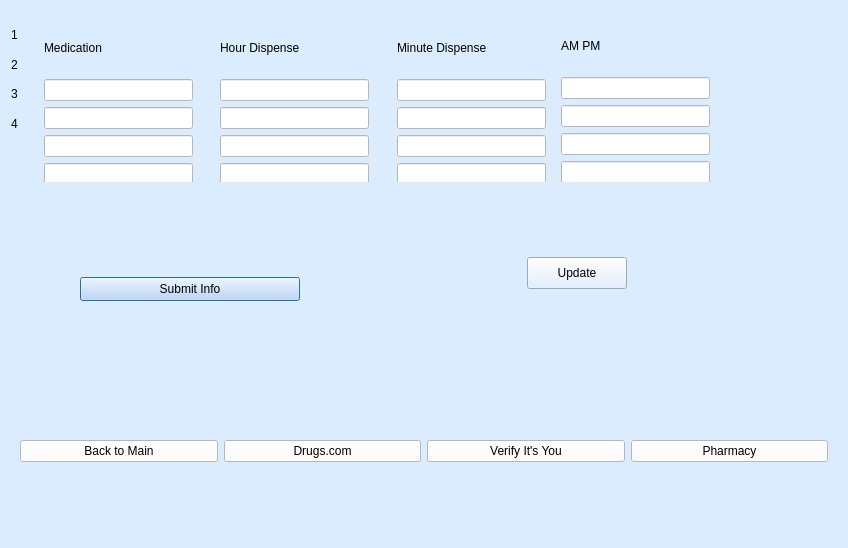
Old version of the form MedInfo.ui in the repository ban2224/capstone_motor.
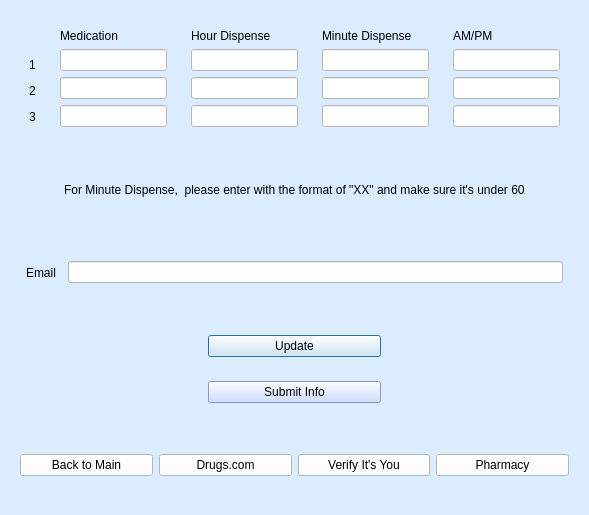
New version of the form.

Diff of the .ui file:
```diff
--- a/MedInfo.ui
+++ b/MedInfo.ui
@@ -6,8 +6,8 @@
    <rect>
     <x>0</x>
     <y>0</y>
-    <width>848</width>
-    <height>548</height>
+    <width>589</width>
+    <height>515</height>
    </rect>
   </property>
   <property name="windowTitle">
@@ -19,20 +19,20 @@
   <layout class="QVBoxLayout" name="verticalLayout_5">
    <item>
     <widget class="QWidget" name="widget_5" native="true">
+     <layout class="QHBoxLayout" name="horizontalLayout">
+      <item>
      <widget class="QWidget" name="widget_4" native="true">
-      <property name="geometry">
-       <rect>
-        <x>0</x>
-        <y>12</y>
-        <width>33</width>
-        <height>112</height>
-       </rect>
+        <property name="styleSheet">
+         <string notr="true">font: 700 italic 14pt &quot;Georgia&quot;;</string>
       </property>
       <layout class="QVBoxLayout" name="verticalLayout_4">
+         <item>
+          <widget class="QWidget" name="widget_22" native="true"/>
+         </item>
        <item>
         <widget class="QLabel" name="label_4">
          <property name="styleSheet">
-          <string notr="true"/>
+            <string notr="true"> font: 700 italic 14pt &quot;Georgia&quot;;</string>
          </property>
          <property name="text">
           <string>1</string>
@@ -42,7 +42,7 @@
        <item>
         <widget class="QLabel" name="label_5">
          <property name="styleSheet">
-          <string notr="true"/>
+            <string notr="true">font: 700 italic 14pt &quot;Georgia&quot;;</string>
          </property>
          <property name="text">
           <string>2</string>
@@ -52,39 +52,23 @@
        <item>
         <widget class="QLabel" name="label_6">
          <property name="styleSheet">
-          <string notr="true"/>
+            <string notr="true">font: 700 italic 14pt &quot;Georgia&quot;;</string>
          </property>
          <property name="text">
           <string>3</string>
          </property>
         </widget>
        </item>
-       <item>
-        <widget class="QLabel" name="label_7">
-         <property name="styleSheet">
-          <string notr="true"/>
-         </property>
-         <property name="text">
-          <string>4</string>
-         </property>
-        </widget>
-       </item>
-      </layout>
-     </widget>
+        </layout>
+       </widget>
+      </item>
+      <item>
      <widget class="QWidget" name="widget" native="true">
-      <property name="geometry">
-       <rect>
-        <x>33</x>
-        <y>12</y>
-        <width>149</width>
-        <height>162</height>
-       </rect>
-      </property>
       <layout class="QVBoxLayout" name="verticalLayout">
        <item>
         <widget class="QLabel" name="label">
          <property name="styleSheet">
-          <string notr="true"/>
+            <string notr="true">font: 700 italic 14pt &quot;Georgia&quot;;</string>
          </property>
          <property name="text">
           <string>Medication</string>
@@ -112,29 +96,16 @@
          </property>
         </widget>
        </item>
-       <item>
-        <widget class="QLineEdit" name="m4">
-         <property name="styleSheet">
-          <string notr="true">background:white</string>
-         </property>
-        </widget>
-       </item>
-      </layout>
-     </widget>
+        </layout>
+       </widget>
+      </item>
+      <item>
      <widget class="QWidget" name="widget_2" native="true">
-      <property name="geometry">
-       <rect>
-        <x>209</x>
-        <y>12</y>
-        <width>149</width>
-        <height>162</height>
-       </rect>
-      </property>
       <layout class="QVBoxLayout" name="verticalLayout_2">
        <item>
         <widget class="QLabel" name="label_2">
          <property name="styleSheet">
-          <string notr="true"/>
+            <string notr="true">font: 700 italic 14pt &quot;Georgia&quot;;</string>
          </property>
          <property name="text">
           <string>Hour Dispense</string>
@@ -162,32 +133,16 @@
          </property>
         </widget>
        </item>
-       <item>
-        <widget class="QLineEdit" name="h4">
-         <property name="styleSheet">
-          <string notr="true">background:white</string>
-         </property>
-         <property name="text">
-          <string/>
-         </property>
-        </widget>
-       </item>
-      </layout>
-     </widget>
+        </layout>
+       </widget>
+      </item>
+      <item>
      <widget class="QWidget" name="widget_3" native="true">
-      <property name="geometry">
-       <rect>
-        <x>386</x>
-        <y>12</y>
-        <width>149</width>
-        <height>162</height>
-       </rect>
-      </property>
       <layout class="QVBoxLayout" name="verticalLayout_3">
        <item>
         <widget class="QLabel" name="label_3">
          <property name="styleSheet">
-          <string notr="true"/>
+            <string notr="true">font: 700 italic 14pt &quot;Georgia&quot;;</string>
          </property>
          <property name="text">
           <string>Minute Dispense</string>
@@ -215,35 +170,19 @@
          </property>
         </widget>
        </item>
-       <item>
-        <widget class="QLineEdit" name="min4">
-         <property name="styleSheet">
-          <string notr="true">background:white</string>
-         </property>
-         <property name="text">
-          <string/>
-         </property>
-        </widget>
-       </item>
-      </layout>
-     </widget>
+        </layout>
+       </widget>
+      </item>
+      <item>
      <widget class="QWidget" name="widget_10" native="true">
-      <property name="geometry">
-       <rect>
-        <x>550</x>
-        <y>10</y>
-        <width>149</width>
-        <height>162</height>
-       </rect>
-      </property>
       <layout class="QVBoxLayout" name="verticalLayout_6">
        <item>
         <widget class="QLabel" name="label_8">
          <property name="styleSheet">
-          <string notr="true"/>
+            <string notr="true">font: 700 italic 14pt &quot;Georgia&quot;;</string>
          </property>
          <property name="text">
-          <string>AM PM</string>
+            <string>AM/PM</string>
          </property>
         </widget>
        </item>
@@ -255,47 +194,109 @@
         </widget>
        </item>
        <item>
-        <widget class="QLineEdit" name="min2_2">
+          <widget class="QLineEdit" name="ap2">
          <property name="styleSheet">
           <string notr="true">background:white</string>
          </property>
         </widget>
        </item>
        <item>
-        <widget class="QLineEdit" name="min3_2">
+          <widget class="QLineEdit" name="ap3">
          <property name="styleSheet">
           <string notr="true">background:white</string>
          </property>
         </widget>
        </item>
+        </layout>
+       </widget>
+      </item>
+     </layout>
+    </widget>
+   </item>
        <item>
-        <widget class="QLineEdit" name="min4_2">
+    <widget class="QWidget" name="widget_19" native="true">
+     <layout class="QHBoxLayout" name="horizontalLayout_6">
+      <item>
+       <widget class="QWidget" name="widget_20" native="true"/>
+      </item>
+      <item>
+       <widget class="QLabel" name="label_10">
          <property name="styleSheet">
-          <string notr="true">background:white</string>
+         <string notr="true">font: 10pt &quot;.AppleSystemUIFont&quot;;</string>
          </property>
          <property name="text">
-          <string/>
+         <string>For Minute Dispense,  please enter with the format of &quot;XX&quot; and make sure it's under 60</string>
          </property>
         </widget>
        </item>
-      </layout>
-     </widget>
-    </widget>
+      <item>
+       <widget class="QWidget" name="widget_21" native="true"/>
+      </item>
+     </layout>
+    </widget>
    </item>
    <item>
-    <widget class="QWidget" name="widget_6" native="true">
+    <widget class="QWidget" name="widget_15" native="true">
      <layout class="QHBoxLayout" name="horizontalLayout_2">
       <item>
+       <widget class="QWidget" name="widget_16" native="true"/>
+      </item>
+      <item>
+       <widget class="QLabel" name="label_9">
+        <property name="styleSheet">
+         <string notr="true">font: 700 italic 14pt &quot;Georgia&quot;;</string>
+        </property>
+        <property name="text">
+         <string>Email</string>
+        </property>
+       </widget>
+      </item>
+      <item>
+       <widget class="QWidget" name="widget_17" native="true"/>
+      </item>
+      <item>
+       <widget class="QLineEdit" name="email">
+        <property name="styleSheet">
+         <string notr="true">background:white</string>
+        </property>
+       </widget>
+      </item>
+      <item>
+       <widget class="QWidget" name="widget_18" native="true"/>
+      </item>
+     </layout>
+    </widget>
+   </item>
+   <item>
+    <widget class="QWidget" name="widget_6" native="true">
+     <layout class="QVBoxLayout" name="verticalLayout_7">
+      <item>
+       <widget class="QWidget" name="widget_8" native="true">
+        <layout class="QHBoxLayout" name="horizontalLayout_5">
+         <item>
+          <widget class="QWidget" name="widget_11" native="true"/>
+         </item>
+         <item>
+          <widget class="QPushButton" name="pushButton">
+           <property name="text">
+            <string>Update</string>
+           </property>
+          </widget>
+         </item>
+         <item>
+          <widget class="QWidget" name="widget_13" native="true"/>
+         </item>
+        </layout>
+       </widget>
+      </item>
+      <item>
        <widget class="QWidget" name="widget_7" native="true">
+        <layout class="QHBoxLayout" name="horizontalLayout_4">
+         <item>
+          <widget class="QWidget" name="widget_12" native="true"/>
+         </item>
+         <item>
         <widget class="QPushButton" name="submit">
-         <property name="geometry">
-          <rect>
-           <x>60</x>
-           <y>80</y>
-           <width>220</width>
-           <height>24</height>
-          </rect>
-         </property>
          <property name="styleSheet">
           <string notr="true">background-color:rgb(190, 213, 255)</string>
          </property>
@@ -303,23 +304,11 @@
           <string>Submit Info</string>
          </property>
         </widget>
-       </widget>
       </item>
       <item>
-       <widget class="QWidget" name="widget_8" native="true">
-        <widget class="QPushButton" name="pushButton">
-         <property name="geometry">
-          <rect>
-           <x>100</x>
-           <y>60</y>
-           <width>100</width>
-           <height>32</height>
-          </rect>
-         </property>
-         <property name="text">
-          <string>Update</string>
-         </property>
-        </widget>
+          <widget class="QWidget" name="widget_14" native="true"/>
+         </item>
+        </layout>
        </widget>
       </item>
      </layout>
```
Lines whose indentation alone changed are shown as unchanged.
